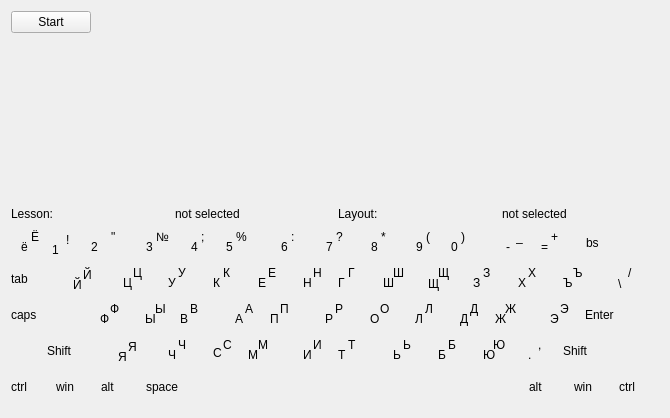
Before: the Qt Designer form src/stamina.ui in zeal18/qstamina, drawn with Qt 5.
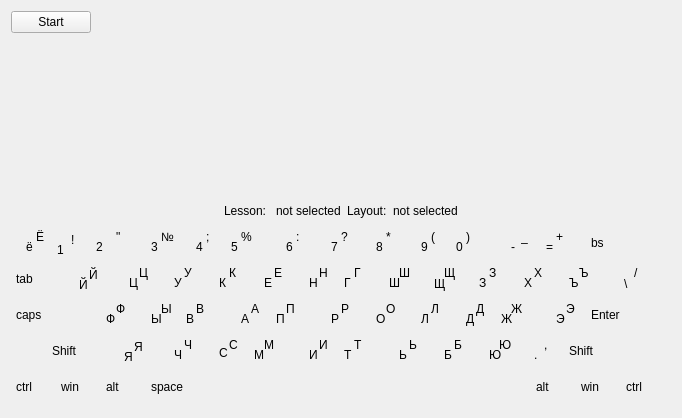
After: the same form once the commit is applied. Icons and pictures are not drawn.

Commit message: Dont change keyboard width on main window

```diff
--- a/src/stamina.ui
+++ b/src/stamina.ui
@@ -6,7 +6,7 @@
    <rect>
     <x>0</x>
     <y>0</y>
-    <width>670</width>
+    <width>682</width>
     <height>418</height>
    </rect>
   </property>
@@ -95,6 +95,19 @@
     </item>
     <item>
      <layout class="QHBoxLayout" name="horizontalLayout_2">
+      <item>
+       <spacer name="horizontalSpacer_4">
+        <property name="orientation">
+         <enum>Qt::Horizontal</enum>
+        </property>
+        <property name="sizeHint" stdset="0">
+         <size>
+          <width>40</width>
+          <height>20</height>
+         </size>
+        </property>
+       </spacer>
+      </item>
       <item>
        <widget class="QLabel" name="lblLessonTitle">
         <property name="locale">
@@ -135,13 +148,47 @@
         </property>
        </widget>
       </item>
+      <item>
+       <spacer name="horizontalSpacer_5">
+        <property name="orientation">
+         <enum>Qt::Horizontal</enum>
+        </property>
+        <property name="sizeHint" stdset="0">
+         <size>
+          <width>40</width>
+          <height>20</height>
+         </size>
+        </property>
+       </spacer>
+      </item>
      </layout>
+    </item>
+    <item>
+     <layout class="QHBoxLayout" name="horizontalLayout_21">
+      <item>
+       <spacer name="horizontalSpacer_2">
+        <property name="orientation">
+         <enum>Qt::Horizontal</enum>
+        </property>
+        <property name="sizeHint" stdset="0">
+         <size>
+          <width>40</width>
+          <height>20</height>
+         </size>
+        </property>
+       </spacer>
     </item>
     <item>
      <widget class="QFrame" name="frmKeyboard">
+        <property name="sizePolicy">
+         <sizepolicy hsizetype="Fixed" vsizetype="Fixed">
+          <horstretch>0</horstretch>
+          <verstretch>0</verstretch>
+         </sizepolicy>
+        </property>
       <property name="minimumSize">
        <size>
-        <width>600</width>
+          <width>650</width>
         <height>180</height>
        </size>
       </property>
@@ -4249,6 +4296,21 @@
        </item>
       </layout>
      </widget>
+      </item>
+      <item>
+       <spacer name="horizontalSpacer_3">
+        <property name="orientation">
+         <enum>Qt::Horizontal</enum>
+        </property>
+        <property name="sizeHint" stdset="0">
+         <size>
+          <width>40</width>
+          <height>20</height>
+         </size>
+        </property>
+       </spacer>
+      </item>
+     </layout>
     </item>
    </layout>
   </widget>
```
Left out of the diff: 2 changed lines with no effect on the pictures. Lines whose indentation alone changed are shown as unchanged.
